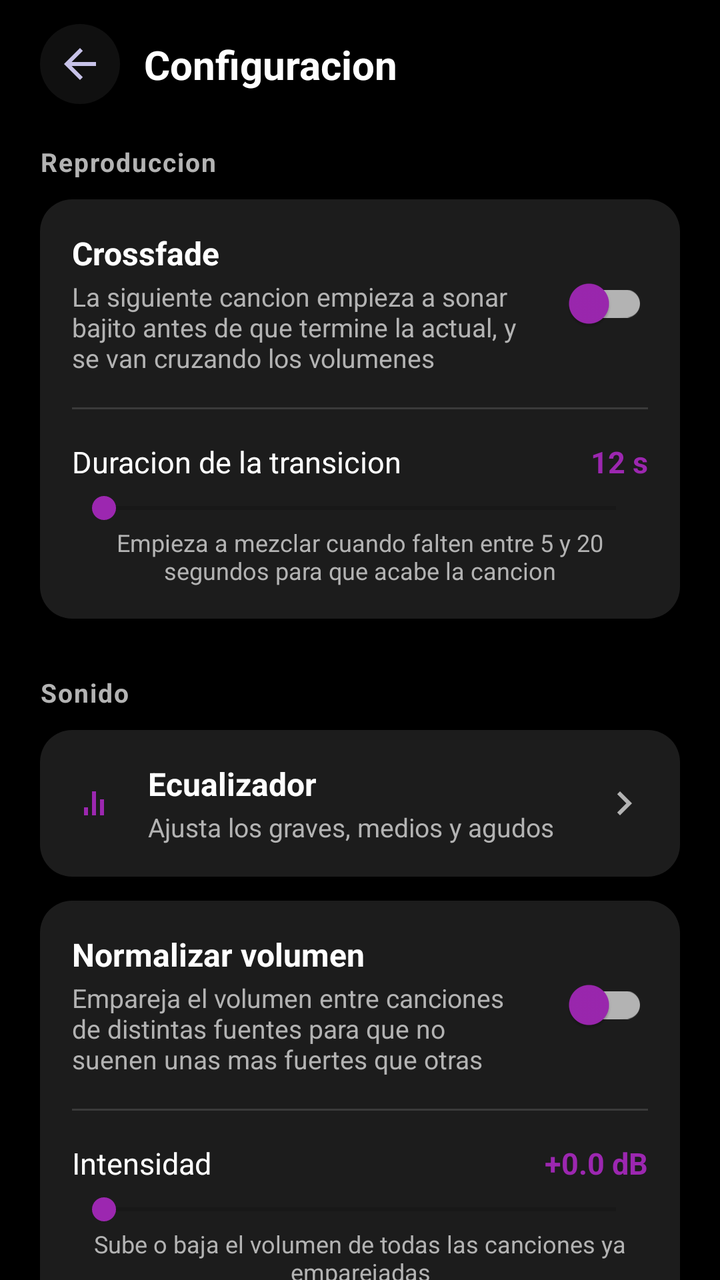
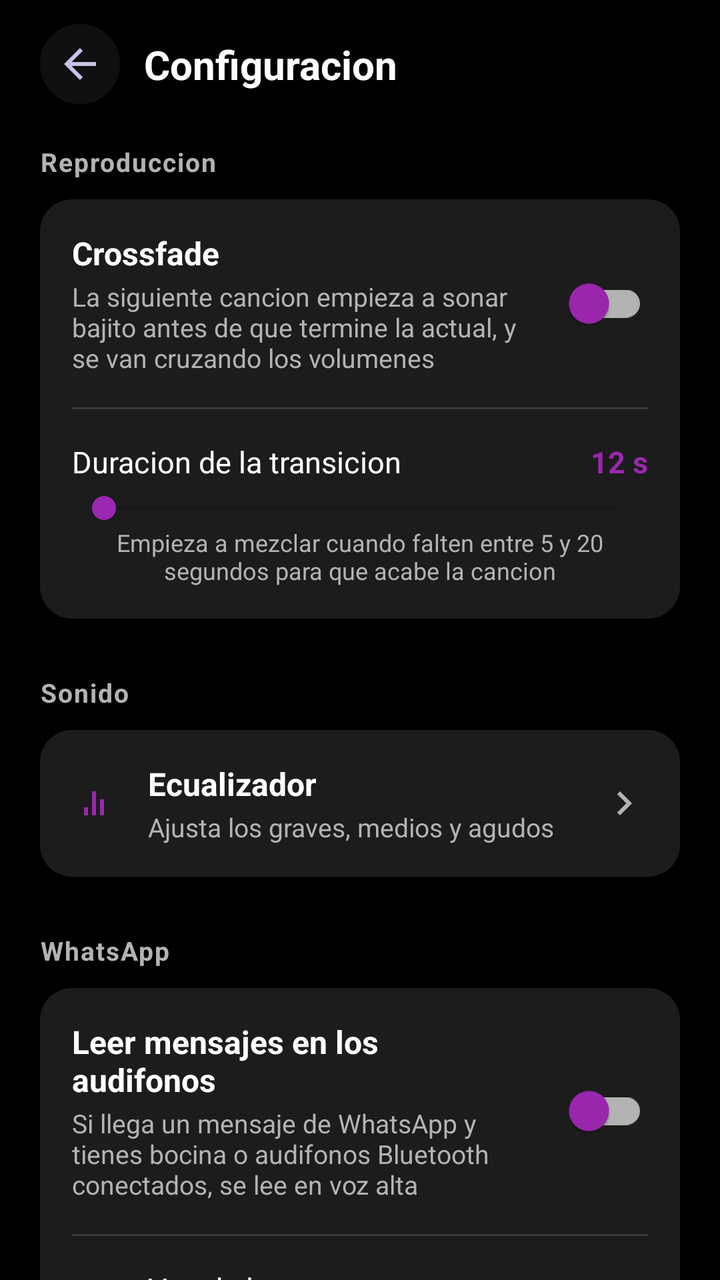

Two renders of the same Android screen: before a commit and after it. Below are the layout's source before the change and the commit's diff.
<!-- AndroidManifest.xml: activity theme Theme.MP_3 -->
<!-- res/layout/activity_settings.xml -->
<?xml version="1.0" encoding="utf-8"?>
<androidx.constraintlayout.widget.ConstraintLayout
    xmlns:android="http://schemas.android.com/apk/res/android"
    xmlns:app="http://schemas.android.com/apk/res-auto"
    xmlns:tools="http://schemas.android.com/tools"
    android:id="@+id/rootSettingsLayout"
    android:layout_width="match_parent"
    android:layout_height="match_parent"
    android:background="@color/background_dark"
    android:fitsSystemWindows="true"
    tools:context=".SettingsActivity">

    <ImageButton
        android:id="@+id/btnBack"
        android:layout_width="40dp"
        android:layout_height="40dp"
        android:layout_marginTop="12dp"
        android:layout_marginStart="20dp"
        android:background="@drawable/bg_icon_button_circle"
        android:contentDescription="Regresar"
        android:padding="8dp"
        android:src="@drawable/ic_arrow_back"
        app:layout_constraintTop_toTopOf="parent"
        app:layout_constraintStart_toStartOf="parent" />

    <TextView
        android:id="@+id/tvSettingsTitle"
        android:layout_width="0dp"
        android:layout_height="wrap_content"
        android:layout_marginStart="12dp"
        android:text="Configuracion"
        android:textColor="@color/text_primary_light"
        android:textSize="20sp"
        android:textStyle="bold"
        app:layout_constraintTop_toTopOf="@id/btnBack"
        app:layout_constraintBottom_toBottomOf="@id/btnBack"
        app:layout_constraintStart_toEndOf="@id/btnBack"
        app:layout_constraintEnd_toEndOf="parent" />

    <androidx.core.widget.NestedScrollView
        android:layout_width="0dp"
        android:layout_height="0dp"
        android:clipToPadding="false"
        android:paddingBottom="24dp"
        app:layout_constraintTop_toBottomOf="@id/btnBack"
        app:layout_constraintBottom_toBottomOf="parent"
        app:layout_constraintStart_toStartOf="parent"
        app:layout_constraintEnd_toEndOf="parent">

        <LinearLayout
            android:layout_width="match_parent"
            android:layout_height="wrap_content"
            android:orientation="vertical"
            android:paddingHorizontal="20dp"
            android:paddingTop="20dp">

            <TextView
                android:layout_width="wrap_content"
                android:layout_height="wrap_content"
                android:layout_marginBottom="10dp"
                android:text="Reproduccion"
                android:textColor="@color/text_secondary_light"
                android:textSize="13sp"
                android:textStyle="bold"
                android:letterSpacing="0.05" />

            <LinearLayout
                android:layout_width="match_parent"
                android:layout_height="wrap_content"
                android:orientation="vertical"
                android:background="@drawable/bg_item_song"
                android:padding="16dp">

                <LinearLayout
                    android:layout_width="match_parent"
                    android:layout_height="wrap_content"
                    android:orientation="horizontal"
                    android:gravity="center_vertical">

                    <LinearLayout
                        android:layout_width="0dp"
                        android:layout_height="wrap_content"
                        android:layout_weight="1"
                        android:orientation="vertical">

                        <TextView
                            android:layout_width="wrap_content"
                            android:layout_height="wrap_content"
                            android:text="Crossfade"
                            android:textColor="@color/text_primary_light"
                            android:textSize="16sp"
                            android:textStyle="bold" />

                        <TextView
                            android:layout_width="wrap_content"
                            android:layout_height="wrap_content"
                            android:layout_marginTop="2dp"
                            android:text="La siguiente cancion empieza a sonar bajito antes de que termine la actual, y se van cruzando los volumenes"
                            android:textColor="@color/text_secondary_light"
                            android:textSize="13sp" />

                    </LinearLayout>

                    <com.google.android.material.switchmaterial.SwitchMaterial
                        android:id="@+id/switchCrossfade"
                        android:layout_width="wrap_content"
                        android:layout_height="wrap_content"
                        android:layout_marginStart="12dp"
                        app:thumbTint="@color/spotify_green"
                        app:trackTint="@color/spotify_gray" />

                </LinearLayout>

                <View
                    android:layout_width="match_parent"
                    android:layout_height="1dp"
                    android:layout_marginVertical="16dp"
                    android:background="#22FFFFFF" />

                <LinearLayout
                    android:id="@+id/groupCrossfadeDuration"
                    android:layout_width="match_parent"
                    android:layout_height="wrap_content"
                    android:orientation="vertical">

                    <LinearLayout
                        android:layout_width="match_parent"
                        android:layout_height="wrap_content"
                        android:orientation="horizontal">

                        <TextView
                            android:layout_width="0dp"
                            android:layout_height="wrap_content"
                            android:layout_weight="1"
                            android:text="Duracion de la transicion"
                            android:textColor="@color/text_primary_light"
                            android:textSize="15sp" />

                        <TextView
                            android:id="@+id/tvCrossfadeSeconds"
                            android:layout_width="wrap_content"
                            android:layout_height="wrap_content"
                            android:text="12 s"
                            android:textColor="@color/spotify_green"
                            android:textSize="15sp"
                            android:textStyle="bold" />

                    </LinearLayout>

                    <SeekBar
                        android:id="@+id/seekCrossfadeSeconds"
                        android:layout_width="match_parent"
                        android:layout_height="wrap_content"
                        android:layout_marginTop="4dp"
                        android:max="15"
                        android:progressTint="@color/spotify_green"
                        android:thumbTint="@color/spotify_green" />

                    <TextView
                        android:layout_width="match_parent"
                        android:layout_height="wrap_content"
                        android:gravity="center"
                        android:text="Empieza a mezclar cuando falten entre 5 y 20 segundos para que acabe la cancion"
                        android:textColor="@color/text_secondary_light"
                        android:textSize="12sp" />

                </LinearLayout>

            </LinearLayout>

            <TextView
                android:layout_width="wrap_content"
                android:layout_height="wrap_content"
                android:layout_marginTop="28dp"
                android:layout_marginBottom="10dp"
                android:text="Sonido"
                android:textColor="@color/text_secondary_light"
                android:textSize="13sp"
                android:textStyle="bold"
                android:letterSpacing="0.05" />

            <LinearLayout
                android:id="@+id/rowEqualizer"
                android:layout_width="match_parent"
                android:layout_height="wrap_content"
                android:orientation="horizontal"
                android:gravity="center_vertical"
                android:background="@drawable/bg_item_song"
                android:clickable="true"
                android:focusable="true"
                android:padding="16dp">

                <ImageView
                    android:layout_width="24dp"
                    android:layout_height="24dp"
                    android:src="@drawable/ic_equalizer"
                    android:contentDescription="Ecualizador" />

                <LinearLayout
                    android:layout_width="0dp"
                    android:layout_height="wrap_content"
                    android:layout_weight="1"
                    android:layout_marginStart="14dp"
                    android:orientation="vertical">

                    <TextView
                        android:layout_width="wrap_content"
                        android:layout_height="wrap_content"
                        android:text="Ecualizador"
                        android:textColor="@color/text_primary_light"
                        android:textSize="16sp"
                        android:textStyle="bold" />

                    <TextView
                        android:layout_width="wrap_content"
                        android:layout_height="wrap_content"
                        android:layout_marginTop="2dp"
                        android:text="Ajusta los graves, medios y agudos"
                        android:textColor="@color/text_secondary_light"
                        android:textSize="13sp" />

                </LinearLayout>

                <ImageView
                    android:layout_width="24dp"
                    android:layout_height="24dp"
                    android:src="@drawable/ic_chevron_right"
                    android:contentDescription="Abrir" />

            </LinearLayout>

            <LinearLayout
                android:layout_width="match_parent"
                android:layout_height="wrap_content"
                android:layout_marginTop="12dp"
                android:orientation="vertical"
                android:background="@drawable/bg_item_song"
                android:padding="16dp">

                <LinearLayout
                    android:layout_width="match_parent"
                    android:layout_height="wrap_content"
                    android:orientation="horizontal"
                    android:gravity="center_vertical">

                    <LinearLayout
                        android:layout_width="0dp"
                        android:layout_height="wrap_content"
                        android:layout_weight="1"
                        android:orientation="vertical">

                        <TextView
                            android:layout_width="wrap_content"
                            android:layout_height="wrap_content"
                            android:text="Normalizar volumen"
                            android:textColor="@color/text_primary_light"
                            android:textSize="16sp"
                            android:textStyle="bold" />

                        <TextView
                            android:layout_width="wrap_content"
                            android:layout_height="wrap_content"
                            android:layout_marginTop="2dp"
                            android:text="Empareja el volumen entre canciones de distintas fuentes para que no suenen unas mas fuertes que otras"
                            android:textColor="@color/text_secondary_light"
                            android:textSize="13sp" />

                    </LinearLayout>

                    <com.google.android.material.switchmaterial.SwitchMaterial
                        android:id="@+id/switchVolumeNormalization"
                        android:layout_width="wrap_content"
                        android:layout_height="wrap_content"
                        android:layout_marginStart="12dp"
                        app:thumbTint="@color/spotify_green"
                        app:trackTint="@color/spotify_gray" />

                </LinearLayout>

                <View
                    android:layout_width="match_parent"
                    android:layout_height="1dp"
                    android:layout_marginVertical="16dp"
                    android:background="#22FFFFFF" />

                <LinearLayout
                    android:id="@+id/groupVolumeNormalizationGain"
                    android:layout_width="match_parent"
                    android:layout_height="wrap_content"
                    android:orientation="vertical">

                    <LinearLayout
                        android:layout_width="match_parent"
                        android:layout_height="wrap_content"
                        android:orientation="horizontal">

                        <TextView
                            android:layout_width="0dp"
                            android:layout_height="wrap_content"
                            android:layout_weight="1"
                            android:text="Intensidad"
                            android:textColor="@color/text_primary_light"
                            android:textSize="15sp" />

                        <TextView
                            android:id="@+id/tvVolumeNormalizationGain"
                            android:layout_width="wrap_content"
                            android:layout_height="wrap_content"
                            android:text="+0.0 dB"
                            android:textColor="@color/spotify_green"
                            android:textSize="15sp"
                            android:textStyle="bold" />

                    </LinearLayout>

                    <SeekBar
                        android:id="@+id/seekVolumeNormalizationGain"
                        android:layout_width="match_parent"
                        android:layout_height="wrap_content"
                        android:layout_marginTop="4dp"
                        android:max="1200"
                        android:progressTint="@color/spotify_green"
                        android:thumbTint="@color/spotify_green" />

                    <TextView
                        android:layout_width="match_parent"
                        android:layout_height="wrap_content"
                        android:gravity="center"
                        android:text="Sube o baja el volumen de todas las canciones ya emparejadas"
                        android:textColor="@color/text_secondary_light"
                        android:textSize="12sp" />

                </LinearLayout>

            </LinearLayout>


            <TextView
                android:layout_width="wrap_content"
                android:layout_height="wrap_content"
                android:layout_marginTop="28dp"
                android:layout_marginBottom="10dp"
                android:text="WhatsApp"
                android:textColor="@color/text_secondary_light"
                android:textSize="13sp"
                android:textStyle="bold"
                android:letterSpacing="0.05" />

            <LinearLayout
                android:layout_width="match_parent"
                android:layout_height="wrap_content"
                android:orientation="vertical"
                android:background="@drawable/bg_item_song"
                android:padding="16dp">

                <LinearLayout
                    android:layout_width="match_parent"
                    android:layout_height="wrap_content"
                    android:orientation="horizontal"
                    android:gravity="center_vertical">

                    <LinearLayout
                        android:layout_width="0dp"
                        android:layout_height="wrap_content"
                        android:layout_weight="1"
                        android:orientation="vertical">

                        <TextView
                            android:layout_width="wrap_content"
                            android:layout_height="wrap_content"
                            android:text="Leer mensajes en los audifonos"
                            android:textColor="@color/text_primary_light"
                            android:textSize="16sp"
                            android:textStyle="bold" />

                        <TextView
                            android:layout_width="wrap_content"
                            android:layout_height="wrap_content"
                            android:layout_marginTop="2dp"
                            android:text="Si llega un mensaje de WhatsApp y tienes bocina o audifonos Bluetooth conectados, se lee en voz alta"
                            android:textColor="@color/text_secondary_light"
                            android:textSize="13sp" />

                    </LinearLayout>

                    <com.google.android.material.switchmaterial.SwitchMaterial
                        android:id="@+id/switchWhatsappReading"
                        android:layout_width="wrap_content"
                        android:layout_height="wrap_content"
                        android:layout_marginStart="12dp"
                        app:thumbTint="@color/spotify_green"
                        app:trackTint="@color/spotify_gray" />

                </LinearLayout>

                <View
                    android:layout_width="match_parent"
                    android:layout_height="1dp"
                    android:layout_marginVertical="16dp"
                    android:background="#22FFFFFF" />

                <LinearLayout
                    android:id="@+id/rowVoicePicker"
                    android:layout_width="match_parent"
                    android:layout_height="wrap_content"
                    android:orientation="horizontal"
                    android:gravity="center_vertical"
                    android:clickable="true"
                    android:focusable="true">

                    <ImageView
                        android:layout_width="24dp"
                        android:layout_height="24dp"
                        android:src="@drawable/ic_mic"
                        android:contentDescription="Voz de lectura" />

                    <LinearLayout
                        android:layout_width="0dp"
                        android:layout_height="wrap_content"
                        android:layout_weight="1"
                        android:layout_marginStart="14dp"
                        android:orientation="vertical">

                        <TextView
                            android:layout_width="wrap_content"
                            android:layout_height="wrap_content"
                            android:text="Voz de lectura"
                            android:textColor="@color/text_primary_light"
                            android:textSize="15sp" />

                        <TextView
                            android:id="@+id/tvVoiceSummary"
                            android:layout_width="wrap_content"
                            android:layout_height="wrap_content"
                            android:layout_marginTop="2dp"
                            android:text="Voz predeterminada del sistema"
                            android:textColor="@color/text_secondary_light"
                            android:textSize="13sp" />

                    </LinearLayout>

                    <ImageView
                        android:layout_width="24dp"
                        android:layout_height="24dp"
                        android:src="@drawable/ic_chevron_right"
                        android:contentDescription="Abrir" />

                </LinearLayout>

                <View
                    android:layout_width="match_parent"
                    android:layout_height="1dp"
                    android:layout_marginVertical="16dp"
                    android:background="#22FFFFFF" />

                <LinearLayout
                    android:id="@+id/rowNotificationAccess"
                    android:layout_width="match_parent"
                    android:layout_height="wrap_content"
                    android:orientation="horizontal"
                    android:gravity="center_vertical"
                    android:clickable="true"
                    android:focusable="true">

                    <ImageView
                        android:layout_width="24dp"
                        android:layout_height="24dp"
                        android:src="@drawable/ic_chat"
                        android:contentDescription="Acceso a notificaciones" />

                    <LinearLayout
                        android:layout_width="0dp"
                        android:layout_height="wrap_content"
                        android:layout_weight="1"
                        android:layout_marginStart="14dp"
                        android:orientation="vertical">

                        <TextView
                            android:layout_width="wrap_content"
                            android:layout_height="wrap_content"
                            android:text="Acceso a notificaciones"
                            android:textColor="@color/text_primary_light"
                            android:textSize="15sp" />

                        <TextView
                            android:id="@+id/tvNotificationAccessStatus"
                            android:layout_width="wrap_content"
                            android:layout_height="wrap_content"
                            android:layout_marginTop="2dp"
                            android:text="Verificando..."
                            android:textColor="@color/text_secondary_light"
                            android:textSize="13sp" />

                    </LinearLayout>

                    <ImageView
                        android:layout_width="24dp"
                        android:layout_height="24dp"
                        android:src="@drawable/ic_chevron_right"
                        android:contentDescription="Abrir" />

                </LinearLayout>

            </LinearLayout>

            <TextView
                android:layout_width="wrap_content"
                android:layout_height="wrap_content"
                android:layout_marginTop="28dp"
                android:layout_marginBottom="10dp"
                android:text="Letras y caratulas"
                android:textColor="@color/text_secondary_light"
                android:textSize="13sp"
                android:textStyle="bold"
                android:letterSpacing="0.05" />

            <LinearLayout
                android:id="@+id/rowLyricsArtStatus"
                android:layout_width="match_parent"
                android:layout_height="wrap_content"
                android:orientation="horizontal"
                android:gravity="center_vertical"
                android:background="@drawable/bg_item_song"
                android:clickable="true"
                android:focusable="true"
                android:padding="16dp">

                <ImageView
                    android:layout_width="24dp"
                    android:layout_height="24dp"
                    android:src="@drawable/ic_playlist"
                    android:contentDescription="Ver estado de letras y caratulas" />

                <LinearLayout
                    android:layout_width="0dp"
                    android:layout_height="wrap_content"
                    android:layout_weight="1"
                    android:layout_marginStart="14dp"
                    android:orientation="vertical">

                    <TextView
                        android:layout_width="wrap_content"
                        android:layout_height="wrap_content"
                        android:text="Ver cuales estan descargadas"
                        android:textColor="@color/text_primary_light"
                        android:textSize="16sp"
                        android:textStyle="bold" />

                    <TextView
                        android:layout_width="wrap_content"
                        android:layout_height="wrap_content"
                        android:layout_marginTop="2dp"
                        android:text="Revisa letra y caratula cancion por cancion"
                        android:textColor="@color/text_secondary_light"
                        android:textSize="13sp" />

                </LinearLayout>

                <ImageView
                    android:layout_width="24dp"
                    android:layout_height="24dp"
                    android:src="@drawable/ic_chevron_right"
                    android:contentDescription="Abrir" />

            </LinearLayout>

        </LinearLayout>

    </androidx.core.widget.NestedScrollView>

</androidx.constraintlayout.widget.ConstraintLayout>
<!-- resources referenced by this layout -->
<resources>
  <color name="background_dark">#000000</color>
  <color name="spotify_gray">#B3B3B3</color>
  <color name="spotify_green">#9C27B0</color>
  <color name="text_primary_light">#FFFFFF</color>
  <color name="text_secondary_light">#B3B3B3</color>
  <!-- drawable bg_icon_button_circle (drawable) -->
  <?xml version="1.0" encoding="utf-8"?>
  <shape xmlns:android="http://schemas.android.com/apk/res/android"
      android:shape="oval">
      <solid android:color="@color/surface_dark" />
  </shape>
  <!-- drawable bg_item_song (drawable) -->
  <?xml version="1.0" encoding="utf-8"?>
  <selector xmlns:android="http://schemas.android.com/android">
      <item android:state_pressed="true">
          <shape android:shape="rectangle">
              <solid android:color="@color/purple_dark" />
              <corners android:radius="16dp" />
          </shape>
      </item>
      <item>
          <shape android:shape="rectangle">
              <solid android:color="@color/surface_dark" />
              <corners android:radius="16dp" />
          </shape>
      </item>
  </selector>
  <!-- drawable ic_arrow_back (drawable) -->
  <vector xmlns:android="http://schemas.android.com/apk/res/android"
      android:width="24dp"
      android:height="24dp"
      android:viewportWidth="24"
      android:viewportHeight="24">
      <path
          android:fillColor="#C7C2E8"
          android:pathData="M20,11H7.83l5.59,-5.59L12,4l-8,8 8,8 1.41,-1.41L7.83,13H20v-2z" />
  </vector>
  <!-- drawable ic_chat (drawable) -->
  <vector xmlns:android="http://schemas.android.com/apk/res/android"
      android:width="24dp"
      android:height="24dp"
      android:viewportWidth="24"
      android:viewportHeight="24">
      <path
          android:fillColor="#9C27B0"
          android:pathData="M20,2H4c-1.1,0 -2,0.9 -2,2v18l4,-4h14c1.1,0 2,-0.9 2,-2V4c0,-1.1 -0.9,-2 -2,-2zM6,9h12v2H6V9zM14,14H6v-2h8v2zM18,8H6V6h12v2z" />
  </vector>
  <!-- drawable ic_chevron_right (drawable) -->
  <vector xmlns:android="http://schemas.android.com/apk/res/android"
      android:width="24dp"
      android:height="24dp"
      android:viewportWidth="24"
      android:viewportHeight="24">
      <path
          android:fillColor="#B3B3B3"
          android:pathData="M8.59,16.59L13.17,12L8.59,7.41L10,6l6,6l-6,6z" />
  </vector>
  <!-- drawable ic_equalizer (drawable) -->
  <vector xmlns:android="http://schemas.android.com/apk/res/android"
      android:width="24dp"
      android:height="24dp"
      android:viewportWidth="24"
      android:viewportHeight="24">
      <path
          android:fillColor="#9C27B0"
          android:pathData="M6,18h2v-4H6v4zM10,18h2V6h-2v12zM14,18h2v-8h-2v8z" />
  </vector>
  <!-- drawable ic_mic (drawable) -->
  <vector xmlns:android="http://schemas.android.com/apk/res/android"
      android:width="24dp"
      android:height="24dp"
      android:viewportWidth="24"
      android:viewportHeight="24">
      <path
          android:fillColor="#C7C2E8"
          android:pathData="M12,14c1.66,0 3,-1.34 3,-3L15,5c0,-1.66 -1.34,-3 -3,-3S9,3.34 9,5v6c0,1.66 1.34,3 3,3zM17.3,11c0,3 -2.54,5.1 -5.3,5.1S6.7,14 6.7,11L5,11c0,3.41 2.72,6.23 6,6.72L11,21h2v-3.28c3.28,-0.48 6,-3.3 6,-6.72h-1.7z" />
  </vector>
  <!-- drawable ic_playlist (drawable) -->
  <vector xmlns:android="http://schemas.android.com/apk/res/android"
      android:width="24dp"
      android:height="24dp"
      android:viewportWidth="24"
      android:viewportHeight="24">
      <path
          android:fillColor="#9C27B0"
          android:pathData="M3,6h12v2H3V6zM3,11h12v2H3v-2zM3,16h7v2H3v-2zM17,13v3h-3v2h3v3h2v-3h3v-2h-3v-3h-2z" />
  </vector>
  <color name="surface_dark">#101010</color>
  <color name="purple_dark">#1C1C1C</color>
  <color name="purple_primary">#9C27B0</color>
  <color name="white">#FFFFFF</color>
  <color name="blue_primary">#9C27B0</color>
  <color name="blue_dark">#0A0A0A</color>
  <!-- unchanged entries left out for length: 1 -->
</resources>

<!-- the commit's change to res/layout/activity_settings.xml (unified diff, before → after) -->
@@ -229,112 +229,6 @@
 
             </LinearLayout>
 
-            <LinearLayout
-                android:layout_width="match_parent"
-                android:layout_height="wrap_content"
-                android:layout_marginTop="12dp"
-                android:orientation="vertical"
-                android:background="@drawable/bg_item_song"
-                android:padding="16dp">
-
-                <LinearLayout
-                    android:layout_width="match_parent"
-                    android:layout_height="wrap_content"
-                    android:orientation="horizontal"
-                    android:gravity="center_vertical">
-
-                    <LinearLayout
-                        android:layout_width="0dp"
-                        android:layout_height="wrap_content"
-                        android:layout_weight="1"
-                        android:orientation="vertical">
-
-                        <TextView
-                            android:layout_width="wrap_content"
-                            android:layout_height="wrap_content"
-                            android:text="Normalizar volumen"
-                            android:textColor="@color/text_primary_light"
-                            android:textSize="16sp"
-                            android:textStyle="bold" />
-
-                        <TextView
-                            android:layout_width="wrap_content"
-                            android:layout_height="wrap_content"
-                            android:layout_marginTop="2dp"
-                            android:text="Empareja el volumen entre canciones de distintas fuentes para que no suenen unas mas fuertes que otras"
-                            android:textColor="@color/text_secondary_light"
-                            android:textSize="13sp" />
-
-                    </LinearLayout>
-
-                    <com.google.android.material.switchmaterial.SwitchMaterial
-                        android:id="@+id/switchVolumeNormalization"
-                        android:layout_width="wrap_content"
-                        android:layout_height="wrap_content"
-                        android:layout_marginStart="12dp"
-                        app:thumbTint="@color/spotify_green"
-                        app:trackTint="@color/spotify_gray" />
-
-                </LinearLayout>
-
-                <View
-                    android:layout_width="match_parent"
-                    android:layout_height="1dp"
-                    android:layout_marginVertical="16dp"
-                    android:background="#22FFFFFF" />
-
-                <LinearLayout
-                    android:id="@+id/groupVolumeNormalizationGain"
-                    android:layout_width="match_parent"
-                    android:layout_height="wrap_content"
-                    android:orientation="vertical">
-
-                    <LinearLayout
-                        android:layout_width="match_parent"
-                        android:layout_height="wrap_content"
-                        android:orientation="horizontal">
-
-                        <TextView
-                            android:layout_width="0dp"
-                            android:layout_height="wrap_content"
-                            android:layout_weight="1"
-                            android:text="Intensidad"
-                            android:textColor="@color/text_primary_light"
-                            android:textSize="15sp" />
-
-                        <TextView
-                            android:id="@+id/tvVolumeNormalizationGain"
-                            android:layout_width="wrap_content"
-                            android:layout_height="wrap_content"
-                            android:text="+0.0 dB"
-                            android:textColor="@color/spotify_green"
-                            android:textSize="15sp"
-                            android:textStyle="bold" />
-
-                    </LinearLayout>
-
-                    <SeekBar
-                        android:id="@+id/seekVolumeNormalizationGain"
-                        android:layout_width="match_parent"
-                        android:layout_height="wrap_content"
-                        android:layout_marginTop="4dp"
-                        android:max="1200"
-                        android:progressTint="@color/spotify_green"
-                        android:thumbTint="@color/spotify_green" />
-
-                    <TextView
-                        android:layout_width="match_parent"
-                        android:layout_height="wrap_content"
-                        android:gravity="center"
-                        android:text="Sube o baja el volumen de todas las canciones ya emparejadas"
-                        android:textColor="@color/text_secondary_light"
-                        android:textSize="12sp" />
-
-                </LinearLayout>
-
-            </LinearLayout>
-
-
             <TextView
                 android:layout_width="wrap_content"
                 android:layout_height="wrap_content"
